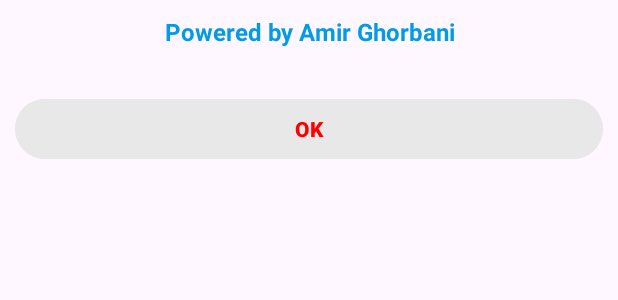
After one commit to Amirabbas-Ghorbani/Kids_Drawing_App, an Android app: the layout info_custom_dialog.xml on its own in the app's theme, with its tools: preview values and no code run, on a phone screen of 412 x 824 dp. The commit adds this screen. Shown: the top 300 px of the screen. Run offline under Robolectric (Android 15) with nearby library versions, the phone set to English and light mode, and no system bars.

Commit message:
seventh commit

```diff
--- /dev/null
+++ b/app/src/main/res/layout/info_custom_dialog.xml
@@ -0,0 +1,31 @@
+<?xml version="1.0" encoding="utf-8"?>
+<LinearLayout xmlns:android="http://schemas.android.com/apk/res/android"
+    android:layout_width="match_parent"
+    android:layout_height="match_parent"
+    android:orientation="vertical"
+    android:padding="10dp">
+
+    <TextView
+        android:layout_width="match_parent"
+        android:layout_height="wrap_content"
+        android:gravity="center"
+        android:text="Powered by Amir Ghorbani"
+        android:textSize="16sp"
+        android:textColor="@color/sky_blue"
+        android:textStyle="bold"
+        />
+
+    <Button
+        android:id="@+id/bt_ok"
+        android:layout_width="match_parent"
+        android:layout_height="wrap_content"
+        android:gravity="center"
+        android:layout_marginTop="30dp"
+        android:backgroundTint="#E8E8E8E8"
+        android:text="OK"
+        android:textStyle="bold"
+        android:textColor="@color/red"
+        android:textSize="14sp"
+        />
+
+</LinearLayout>
```
Also changed, not shown: app/src/main/java/ghorbani/amir/kidsdrawingapp/MainActivity.kt (+46 -0 lines), app/src/main/res/layout/activity_main.xml (+4 -3 lines), app/src/main/res/layout/dialog_custom_progress.xml (added, +21 -0 lines), app/src/main/res/drawable/ic_camera.png (deleted), app/src/main/res/drawable/ic_floppy_disk.png (deleted), app/src/main/res/drawable/ic_information.png (added), app/src/main/res/drawable/ic_save.png (deleted), app/src/main/res/drawable/ic_save3.png (added), app/src/main/res/drawable/ic_undo.png (deleted).
